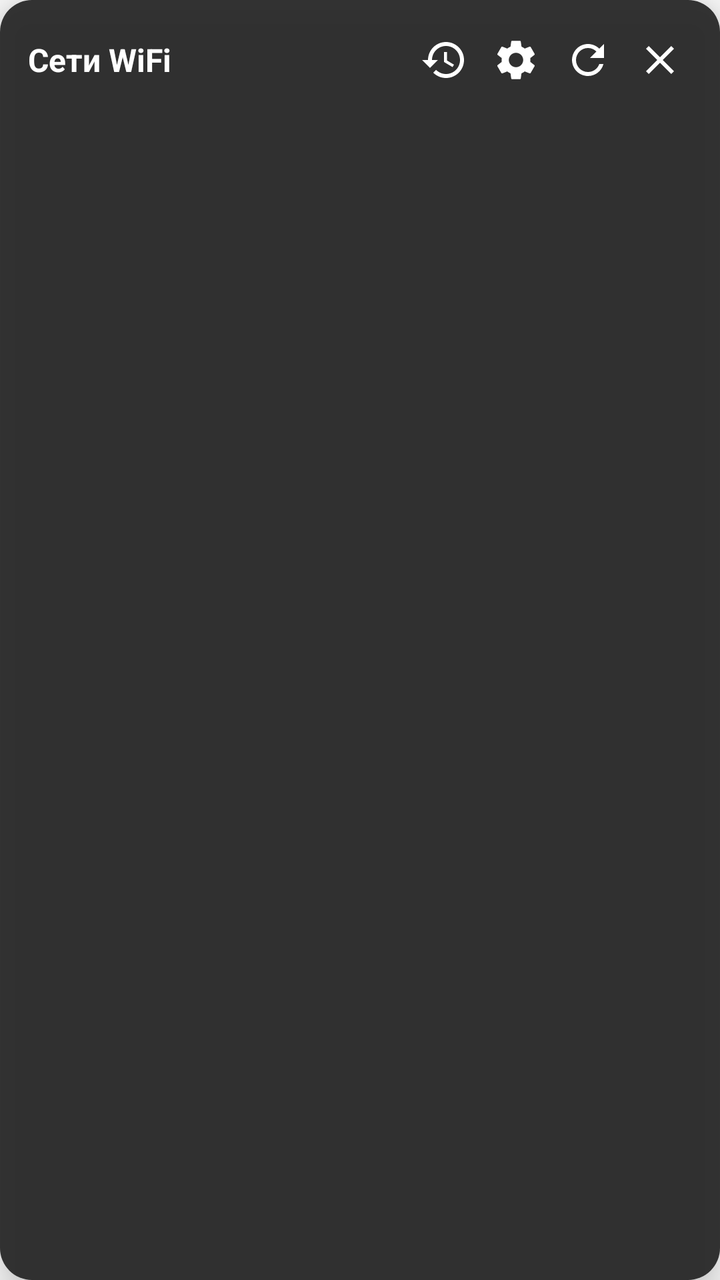
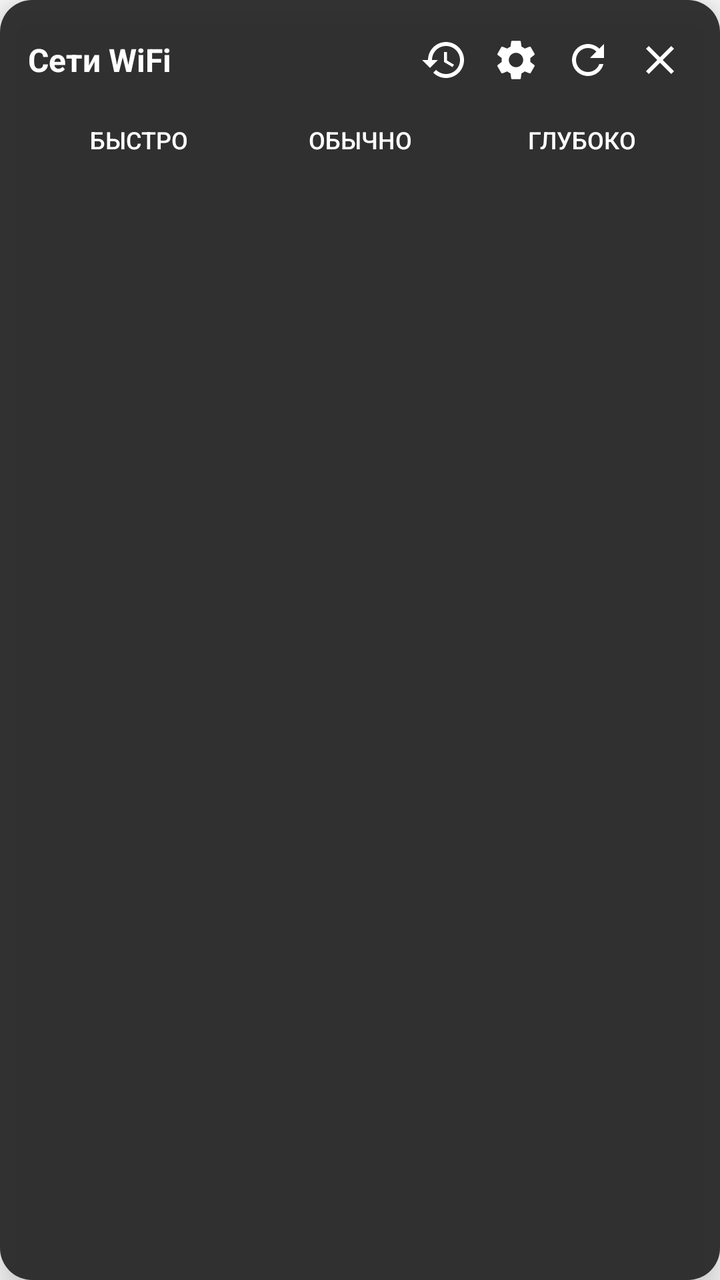

The first picture is an Android layout as it rendered before a commit; the second is the same layout after the commit. The layout source and the unified diff follow.
<!-- AndroidManifest.xml: application theme Theme.WifiOverlay -->
<!-- res/layout/overlay_wifi_list.xml -->
<?xml version="1.0" encoding="utf-8"?>
<LinearLayout xmlns:android="http://schemas.android.com/apk/res/android"
    android:id="@+id/overlayRoot"
    android:layout_width="match_parent"
    android:layout_height="wrap_content"
    android:background="@drawable/bg_overlay_card"
    android:orientation="vertical"
    android:padding="14dp"
    android:elevation="12dp">

    <LinearLayout
        android:layout_width="match_parent"
        android:layout_height="wrap_content"
        android:gravity="center_vertical"
        android:orientation="horizontal"
        android:paddingBottom="6dp">

        <TextView
            android:layout_width="0dp"
            android:layout_height="wrap_content"
            android:layout_weight="1"
            android:text="@string/overlay_title"
            android:textColor="#FFFFFF"
            android:textSize="16sp"
            android:textStyle="bold" />

        <ImageButton
            android:id="@+id/btnHistory"
            android:layout_width="32dp"
            android:layout_height="32dp"
            android:background="@android:color/transparent"
            android:contentDescription="@string/history_title_global"
            android:src="@drawable/ic_history" />

        <ImageButton
            android:id="@+id/btnSettings"
            android:layout_marginStart="4dp"
            android:layout_width="32dp"
            android:layout_height="32dp"
            android:background="@android:color/transparent"
            android:contentDescription="@string/settings"
            android:src="@drawable/ic_settings" />

        <ImageButton
            android:id="@+id/btnRefresh"
            android:layout_width="32dp"
            android:layout_height="32dp"
            android:layout_marginStart="4dp"
            android:background="@android:color/transparent"
            android:contentDescription="@string/refresh"
            android:src="@drawable/ic_refresh" />

        <ImageButton
            android:id="@+id/btnClose"
            android:layout_width="32dp"
            android:layout_height="32dp"
            android:layout_marginStart="4dp"
            android:background="@android:color/transparent"
            android:contentDescription="@string/close"
            android:src="@drawable/ic_close" />
    </LinearLayout>

    <TextView
        android:id="@+id/tvStatus"
        android:layout_width="match_parent"
        android:layout_height="wrap_content"
        android:paddingBottom="4dp"
        android:textColor="#B0FFFFFF"
        android:textSize="12sp" />

    <ProgressBar
        android:id="@+id/scanProgress"
        style="?android:attr/progressBarStyleHorizontal"
        android:layout_width="match_parent"
        android:layout_height="3dp"
        android:layout_marginBottom="6dp"
        android:indeterminate="true"
        android:visibility="gone" />

    <androidx.recyclerview.widget.RecyclerView
        android:id="@+id/recyclerNetworks"
        android:layout_width="match_parent"
        android:layout_height="wrap_content"
        android:maxHeight="420dp" />

    <LinearLayout
        android:id="@+id/passwordPromptContainer"
        android:layout_width="match_parent"
        android:layout_height="wrap_content"
        android:orientation="vertical"
        android:visibility="gone">

        <TextView
            android:id="@+id/tvPasswordSsid"
            android:layout_width="match_parent"
            android:layout_height="wrap_content"
            android:paddingBottom="6dp"
            android:textColor="#FFFFFF"
            android:textStyle="bold" />

        <EditText
            android:id="@+id/etPassword"
            android:layout_width="match_parent"
            android:layout_height="wrap_content"
            android:hint="@string/password_hint"
            android:inputType="textPassword"
            android:textColor="#FFFFFF"
            android:textColorHint="#80FFFFFF" />

        <LinearLayout
            android:layout_width="match_parent"
            android:layout_height="wrap_content"
            android:gravity="end"
            android:orientation="horizontal"
            android:paddingTop="8dp">

            <Button
                android:id="@+id/btnPasswordCancel"
                style="?android:attr/borderlessButtonStyle"
                android:layout_width="wrap_content"
                android:layout_height="wrap_content"
                android:text="@string/cancel"
                android:textColor="#FFFFFF" />

            <Button
                android:id="@+id/btnPasswordConnect"
                style="?android:attr/borderlessButtonStyle"
                android:layout_width="wrap_content"
                android:layout_height="wrap_content"
                android:text="@string/connect"
                android:textColor="#4FC3F7" />
        </LinearLayout>
    </LinearLayout>

    <LinearLayout
        android:id="@+id/networkDetailContainer"
        android:layout_width="match_parent"
        android:layout_height="wrap_content"
        android:orientation="vertical"
        android:visibility="gone">

        <LinearLayout
            android:layout_width="match_parent"
            android:layout_height="wrap_content"
            android:gravity="center_vertical"
            android:orientation="horizontal"
            android:paddingBottom="8dp">

            <ImageButton
                android:id="@+id/btnDetailBack"
                android:layout_width="32dp"
                android:layout_height="32dp"
                android:background="@android:color/transparent"
                android:contentDescription="@string/back"
                android:src="@drawable/ic_back" />

            <TextView
                android:id="@+id/tvDetailTitle"
                android:layout_width="0dp"
                android:layout_height="wrap_content"
                android:layout_marginStart="8dp"
                android:layout_weight="1"
                android:textColor="#FFFFFF"
                android:textSize="15sp"
                android:textStyle="bold" />
        </LinearLayout>

        <LinearLayout
            android:id="@+id/detailFieldsContainer"
            android:layout_width="match_parent"
            android:layout_height="wrap_content"
            android:orientation="vertical" />

        <LinearLayout
            android:layout_width="match_parent"
            android:layout_height="wrap_content"
            android:gravity="end"
            android:orientation="horizontal"
            android:paddingTop="8dp">

            <Button
                android:id="@+id/btnDetailCopyAll"
                style="?android:attr/borderlessButtonStyle"
                android:layout_width="wrap_content"
                android:layout_height="wrap_content"
                android:text="@string/copy_all"
                android:textColor="#4FC3F7" />

            <Button
                android:id="@+id/btnDetailClose"
                style="?android:attr/borderlessButtonStyle"
                android:layout_width="wrap_content"
                android:layout_height="wrap_content"
                android:text="@string/close" />
        </LinearLayout>
    </LinearLayout>

    <LinearLayout
        android:id="@+id/settingsContainer"
        android:layout_width="match_parent"
        android:layout_height="wrap_content"
        android:orientation="vertical"
        android:visibility="gone">

        <TextView
            android:layout_width="match_parent"
            android:layout_height="wrap_content"
            android:paddingBottom="8dp"
            android:text="@string/settings_title"
            android:textColor="#FFFFFF"
            android:textSize="15sp"
            android:textStyle="bold" />

        <TextView
            android:id="@+id/tvBuildVersion"
            android:layout_width="match_parent"
            android:layout_height="wrap_content"
            android:paddingBottom="10dp"
            android:textColor="#80FFFFFF"
            android:textSize="11sp" />

        <TextView
            android:layout_width="match_parent"
            android:layout_height="wrap_content"
            android:paddingBottom="4dp"
            android:text="@string/settings_connect_mode_label"
            android:textColor="#B0FFFFFF"
            android:textSize="12sp" />

        <RadioGroup
            android:id="@+id/rgConnectMode"
            android:layout_width="match_parent"
            android:layout_height="wrap_content">

            <RadioButton
                android:id="@+id/rbPrivileged"
                android:layout_width="match_parent"
                android:layout_height="wrap_content"
                android:buttonTint="#FFFFFF"
                android:text="@string/settings_mode_privileged"
                android:textColor="#FFFFFF" />

            <RadioButton
                android:id="@+id/rbSpecifier"
                android:layout_width="match_parent"
                android:layout_height="wrap_content"
                android:buttonTint="#FFFFFF"
                android:text="@string/settings_mode_specifier"
                android:textColor="#FFFFFF" />

            <RadioButton
                android:id="@+id/rbSuggestion"
                android:layout_width="match_parent"
                android:layout_height="wrap_content"
                android:buttonTint="#FFFFFF"
                android:text="@string/settings_mode_suggestion"
                android:textColor="#FFFFFF" />
        </RadioGroup>

        <TextView
            android:id="@+id/tvPrivilegedWarning"
            android:layout_width="match_parent"
            android:layout_height="wrap_content"
            android:paddingTop="6dp"
            android:text="@string/settings_privileged_warning"
            android:textColor="#FFB74D"
            android:textSize="11sp"
            android:visibility="gone" />

        <CheckBox
            android:id="@+id/cbConnectionLog"
            android:layout_width="match_parent"
            android:layout_height="wrap_content"
            android:layout_marginTop="10dp"
            android:buttonTint="#FFFFFF"
            android:text="@string/settings_connection_log"
            android:textColor="#FFFFFF" />

        <TextView
            android:layout_width="match_parent"
            android:layout_height="wrap_content"
            android:text="@string/settings_connection_log_hint"
            android:textColor="#80FFFFFF"
            android:textSize="11sp" />

        <CheckBox
            android:id="@+id/cbDebugDump"
            android:layout_width="match_parent"
            android:layout_height="wrap_content"
            android:layout_marginTop="10dp"
            android:buttonTint="#FFFFFF"
            android:text="@string/settings_debug_dump"
            android:textColor="#FFFFFF" />

        <TextView
            android:layout_width="match_parent"
            android:layout_height="wrap_content"
            android:paddingTop="14dp"
            android:paddingBottom="2dp"
            android:text="@string/settings_history_max_label"
            android:textColor="#B0FFFFFF"
            android:textSize="12sp" />

        <EditText
            android:id="@+id/etHistoryMax"
            android:layout_width="match_parent"
            android:layout_height="wrap_content"
            android:inputType="number"
            android:maxLength="4"
            android:singleLine="true"
            android:textColor="#FFFFFF"
            android:textSize="13sp" />

        <TextView
            android:layout_width="match_parent"
            android:layout_height="wrap_content"
            android:paddingTop="10dp"
            android:paddingBottom="2dp"
            android:text="@string/settings_log_dir_label"
            android:textColor="#B0FFFFFF"
            android:textSize="12sp" />

        <EditText
            android:id="@+id/etLogDir"
            android:layout_width="match_parent"
            android:layout_height="wrap_content"
            android:inputType="text"
            android:singleLine="true"
            android:textColor="#FFFFFF"
            android:textColorHint="#80FFFFFF"
            android:textSize="12sp" />

        <TextView
            android:layout_width="match_parent"
            android:layout_height="wrap_content"
            android:paddingTop="14dp"
            android:paddingBottom="2dp"
            android:text="@string/settings_adapter_label"
            android:textColor="#B0FFFFFF"
            android:textSize="12sp" />

        <TextView
            android:id="@+id/tvAdapterCapability"
            android:layout_width="match_parent"
            android:layout_height="wrap_content"
            android:textColor="#FFFFFF"
            android:textSize="12sp" />

        <TextView
            android:layout_width="match_parent"
            android:layout_height="wrap_content"
            android:paddingTop="14dp"
            android:paddingBottom="2dp"
            android:text="@string/settings_htfix_label"
            android:textColor="#B0FFFFFF"
            android:textSize="12sp" />

        <TextView
            android:id="@+id/tvHtFixStatus"
            android:layout_width="match_parent"
            android:layout_height="wrap_content"
            android:paddingBottom="4dp"
            android:text="@string/settings_htfix_hint"
            android:textColor="#FFFFFF"
            android:textSize="12sp" />

        <LinearLayout
            android:layout_width="match_parent"
            android:layout_height="wrap_content"
            android:orientation="horizontal">

            <Button
                android:id="@+id/btnHtDiagnose"
                style="?android:attr/borderlessButtonStyle"
                android:layout_width="wrap_content"
                android:layout_height="wrap_content"
                android:text="@string/htfix_diagnose"
                android:textColor="#4FC3F7" />

            <Button
                android:id="@+id/btnHtInstall"
                style="?android:attr/borderlessButtonStyle"
                android:layout_width="wrap_content"
                android:layout_height="wrap_content"
                android:text="@string/htfix_install"
                android:textColor="#66BB6A"
                android:visibility="gone" />
        </LinearLayout>

        <LinearLayout
            android:layout_width="match_parent"
            android:layout_height="wrap_content"
            android:gravity="end"
            android:orientation="horizontal"
            android:paddingTop="8dp">

            <Button
                android:id="@+id/btnSettingsClose"
                style="?android:attr/borderlessButtonStyle"
                android:layout_width="wrap_content"
                android:layout_height="wrap_content"
                android:text="@string/close"
                android:textColor="#FFFFFF" />
        </LinearLayout>
    </LinearLayout>

    <LinearLayout
        android:id="@+id/historyContainer"
        android:layout_width="match_parent"
        android:layout_height="wrap_content"
        android:orientation="vertical"
        android:visibility="gone">

        <LinearLayout
            android:layout_width="match_parent"
            android:layout_height="wrap_content"
            android:gravity="center_vertical"
            android:orientation="horizontal"
            android:paddingBottom="8dp">

            <ImageButton
                android:id="@+id/btnHistoryBack"
                android:layout_width="32dp"
                android:layout_height="32dp"
                android:background="@android:color/transparent"
                android:contentDescription="@string/back"
                android:src="@drawable/ic_back" />

            <TextView
                android:id="@+id/tvHistoryTitle"
                android:layout_width="0dp"
                android:layout_height="wrap_content"
                android:layout_marginStart="8dp"
                android:layout_weight="1"
                android:textColor="#FFFFFF"
                android:textSize="15sp"
                android:textStyle="bold" />
        </LinearLayout>

        <ScrollView
            android:layout_width="match_parent"
            android:layout_height="380dp">

            <LinearLayout
                android:id="@+id/historyListContainer"
                android:layout_width="match_parent"
                android:layout_height="wrap_content"
                android:orientation="vertical" />
        </ScrollView>
    </LinearLayout>

</LinearLayout>
<!-- resources referenced by this layout -->
<resources>
  <!-- drawable bg_overlay_card (drawable) -->
  <?xml version="1.0" encoding="utf-8"?>
  <shape xmlns:android="http://schemas.android.com/apk/res/android"
      android:shape="rectangle">
      <solid android:color="#E6202020" />
      <corners android:radius="16dp" />
  </shape>
  <!-- drawable ic_back (drawable) -->
  <?xml version="1.0" encoding="utf-8"?>
  <vector xmlns:android="http://schemas.android.com/apk/res/android"
      android:width="24dp" android:height="24dp" android:viewportWidth="24" android:viewportHeight="24">
      <path android:fillColor="#FFFFFF" android:pathData="M20,11H7.83l5.59,-5.59L12,4l-8,8 8,8 1.41,-1.41L7.83,13H20v-2z"/>
  </vector>
  <!-- drawable ic_close (drawable) -->
  <?xml version="1.0" encoding="utf-8"?>
  <vector xmlns:android="http://schemas.android.com/apk/res/android"
      android:width="24dp" android:height="24dp" android:viewportWidth="24" android:viewportHeight="24">
      <path android:fillColor="#FFFFFF" android:pathData="M19,6.41L17.59,5 12,10.59 6.41,5 5,6.41 10.59,12 5,17.59 6.41,19 12,13.41 17.59,19 19,17.59 13.41,12z"/>
  </vector>
  <string name="back">Назад</string>
  <string name="cancel">Отмена</string>
  <string name="close">Закрыть</string>
  <string name="connect">Подключить</string>
  <string name="copy_all">Скопировать всё</string>
  <string name="history_title_global">История подключений</string>
  <string name="htfix_diagnose">Проверить</string>
  <string name="htfix_install">Установить и применить</string>
  <string name="overlay_title">Сети WiFi</string>
  <string name="password_hint">Пароль сети</string>
  <string name="refresh">Обновить</string>
  <string name="settings">Настройки</string>
  <string name="settings_adapter_label">Возможности WiFi-адаптера (справочно, не настройка)</string>
  <string name="settings_connect_mode_label">Способ подключения</string>
  <string name="settings_connection_log">Вести журнал подключений в файл</string>
  <string name="settings_connection_log_hint">Записывает каждое подключение (любой сети, не только через это приложение) в connection_log.txt</string>
  <string name="settings_debug_dump">Писать отладочный файл (wifi_debug.txt)</string>
  <string name="settings_history_max_label">Сколько записей истории хранить (20–5000, по умолчанию 512)</string>
  <string name="settings_htfix_hint">Нажми «Проверить», прежде чем что-то устанавливать</string>
  <string name="settings_htfix_label">HT40/80-фикс для MediaTek gen4m (экспериментально)</string>
  <string name="settings_log_dir_label">Папка для файлов журнала</string>
  <string name="settings_mode_privileged">Через root (мгновенно, без диалогов — нужен Magisk-модуль)</string>
  <string name="settings_mode_specifier">Мгновенно (системный диалог на каждую сеть)</string>
  <string name="settings_mode_suggestion">Без диалогов (система переключает сама, чуть медленнее)</string>
  <string name="settings_privileged_warning">Похоже, модуль ещё не установлен — сначала поставь Magisk-модуль и перезагрузись, иначе этот режим работать не будет</string>
  <string name="settings_title">Настройки</string>
  <style name="Theme.WifiOverlay" parent="Theme.AppCompat.DayNight.NoActionBar" />
  <!-- unchanged entries left out for length: 3 -->
</resources>

<!-- the commit's change to res/layout/overlay_wifi_list.xml (unified diff, before → after) -->
@@ -60,6 +60,46 @@
             android:src="@drawable/ic_close" />
     </LinearLayout>
 
+    <LinearLayout
+        android:layout_width="match_parent"
+        android:layout_height="wrap_content"
+        android:orientation="horizontal">
+
+        <Button
+            android:id="@+id/btnScanFast"
+            style="?android:attr/buttonBarButtonStyle"
+            android:layout_width="0dp"
+            android:layout_height="36dp"
+            android:layout_weight="1"
+            android:minHeight="0dp"
+            android:padding="0dp"
+            android:text="@string/scan_fast"
+            android:textColor="#FFFFFF"
+            android:textSize="12sp" />
+        <Button
+            android:id="@+id/btnScanNormal"
+            style="?android:attr/buttonBarButtonStyle"
+            android:layout_width="0dp"
+            android:layout_height="36dp"
+            android:layout_weight="1"
+            android:minHeight="0dp"
+            android:padding="0dp"
+            android:text="@string/scan_normal"
+            android:textColor="#FFFFFF"
+            android:textSize="12sp" />
+        <Button
+            android:id="@+id/btnScanDeep"
+            style="?android:attr/buttonBarButtonStyle"
+            android:layout_width="0dp"
+            android:layout_height="36dp"
+            android:layout_weight="1"
+            android:minHeight="0dp"
+            android:padding="0dp"
+            android:text="@string/scan_deep"
+            android:textColor="#FFFFFF"
+            android:textSize="12sp" />
+    </LinearLayout>
+
     <TextView
         android:id="@+id/tvStatus"
         android:layout_width="match_parent"
@@ -296,6 +336,65 @@
             android:layout_width="match_parent"
             android:layout_height="wrap_content"
             android:paddingTop="14dp"
+            android:paddingBottom="4dp"
+            android:text="@string/settings_scan_mode_label"
+            android:textColor="#B0FFFFFF"
+            android:textSize="12sp" />
+
+        <RadioGroup
+            android:id="@+id/rgScanMode"
+            android:layout_width="match_parent"
+            android:layout_height="wrap_content">
+
+            <RadioButton
+                android:id="@+id/rbScanFast"
+                android:layout_width="match_parent"
+                android:layout_height="wrap_content"
+                android:buttonTint="#FFFFFF"
+                android:text="@string/settings_scan_fast"
+                android:textColor="#FFFFFF" />
+
+            <RadioButton
+                android:id="@+id/rbScanNormal"
+                android:layout_width="match_parent"
+                android:layout_height="wrap_content"
+                android:buttonTint="#FFFFFF"
+                android:text="@string/settings_scan_normal"
+                android:textColor="#FFFFFF" />
+
+            <RadioButton
+                android:id="@+id/rbScanDeep"
+                android:layout_width="match_parent"
+                android:layout_height="wrap_content"
+                android:buttonTint="#FFFFFF"
+                android:text="@string/settings_scan_deep"
+                android:textColor="#FFFFFF" />
+
+        </RadioGroup>
+
+        <TextView
+            android:layout_width="match_parent"
+            android:layout_height="wrap_content"
+            android:paddingTop="8dp"
+            android:paddingBottom="2dp"
+            android:text="@string/settings_scan_wait_label"
+            android:textColor="#B0FFFFFF"
+            android:textSize="12sp" />
+
+        <EditText
+            android:id="@+id/etScanWait"
+            android:layout_width="match_parent"
+            android:layout_height="wrap_content"
+            android:inputType="number"
+            android:maxLength="2"
+            android:singleLine="true"
+            android:textColor="#FFFFFF"
+            android:textSize="13sp" />
+
+        <TextView
+            android:layout_width="match_parent"
+            android:layout_height="wrap_content"
+            android:paddingTop="14dp"
             android:paddingBottom="2dp"
             android:text="@string/settings_history_max_label"
             android:textColor="#B0FFFFFF"
<!-- resource entries referenced after the edit -->
@@ -30,6 +30,9 @@
   <string name="overlay_title">Сети WiFi</string>
   <string name="password_hint">Пароль сети</string>
   <string name="refresh">Обновить</string>
+  <string name="scan_deep">Глубоко</string>
+  <string name="scan_fast">Быстро</string>
+  <string name="scan_normal">Обычно</string>
   <string name="settings">Настройки</string>
   <string name="settings_adapter_label">Возможности WiFi-адаптера (справочно, не настройка)</string>
   <string name="settings_connect_mode_label">Способ подключения</string>
@@ -44,6 +47,11 @@
   <string name="settings_mode_specifier">Мгновенно (системный диалог на каждую сеть)</string>
   <string name="settings_mode_suggestion">Без диалогов (система переключает сама, чуть медленнее)</string>
   <string name="settings_privileged_warning">Похоже, модуль ещё не установлен — сначала поставь Magisk-модуль и перезагрузись, иначе этот режим работать не будет</string>
+  <string name="settings_scan_deep">Глубоко — все каналы через драйвер + ожидание</string>
+  <string name="settings_scan_fast">Быстро — только кэш системы и драйвера</string>
+  <string name="settings_scan_mode_label">Режим сканирования по умолчанию</string>
+  <string name="settings_scan_normal">Обычно — запуск сканирования + ожидание</string>
+  <string name="settings_scan_wait_label">Время ожидания сканирования, секунд (1–20; в режиме «Глубоко» +2 с)</string>
   <string name="settings_title">Настройки</string>
   <style name="Theme.WifiOverlay" parent="Theme.AppCompat.DayNight.NoActionBar" />
   <!-- unchanged entries left out for length: 3 -->
